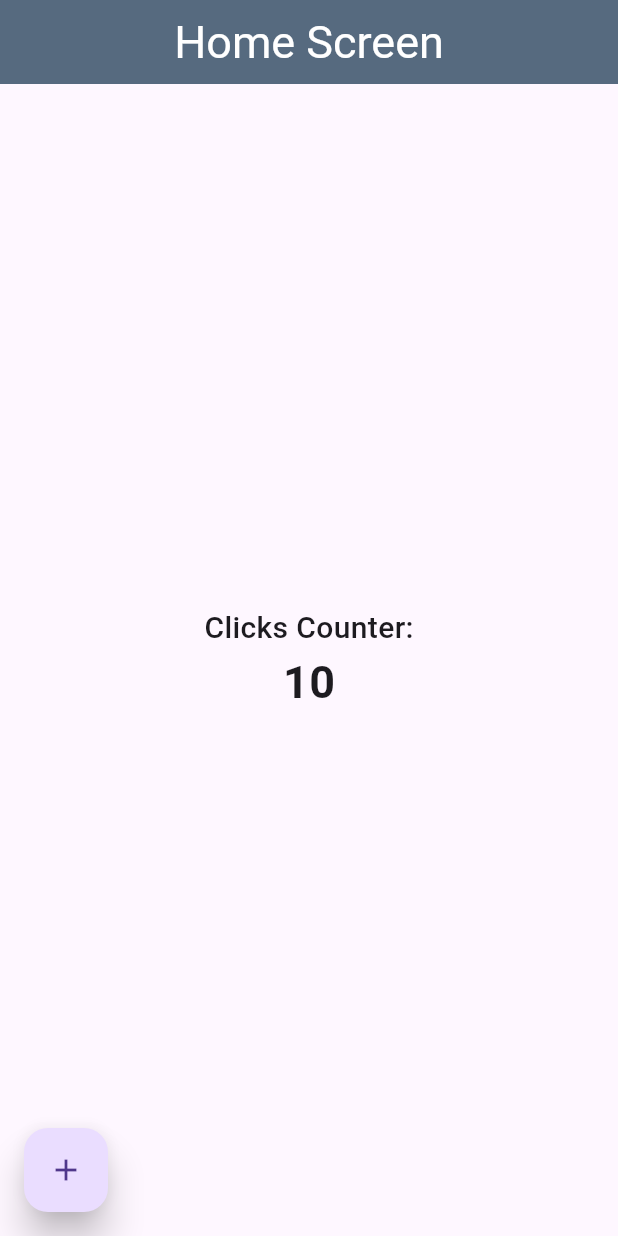
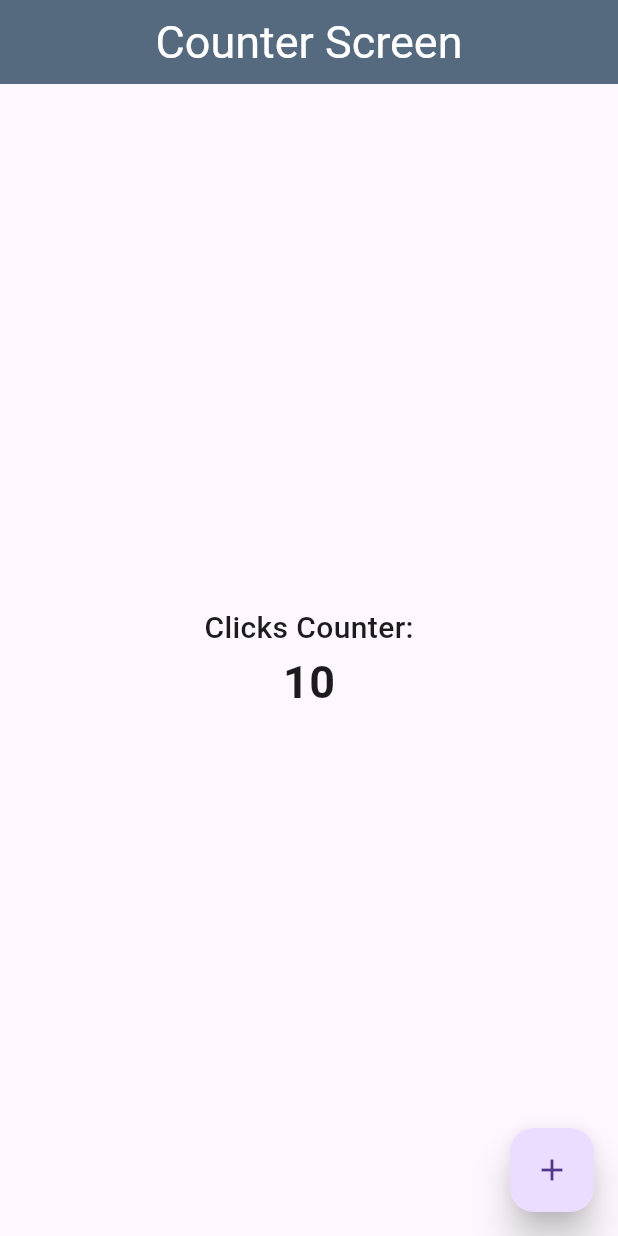
Before and after one commit to RudyCancax/First-Flutter-App, a Flutter app: the screen it shows after launch, on a phone screen of 412 x 824 dp. Run offline on Flutter 3.47's test engine with Material 3 defaults, Android fonts, the phone set to English and light mode, and no system bars.

```diff
--- a/lib/main.dart
+++ b/lib/main.dart
@@ -1,5 +1,6 @@
 import 'package:flutter/material.dart';
-import 'package:test_flutter_app/screens/home_screen.dart';
+import 'package:test_flutter_app/screens/counter_screen.dart';
+// import 'package:test_flutter_app/screens/home_screen.dart';
 
 void main() {
   runApp(const MyApp());
@@ -12,7 +13,7 @@ class MyApp extends StatelessWidget {
   Widget build(BuildContext context) {
     return const MaterialApp(
       debugShowCheckedModeBanner: false,
-      home: HomeScreen(),
+      home: CounterScreen(),
     );
   }
 }
--- /dev/null
+++ b/lib/screens/counter_screen.dart
@@ -0,0 +1,45 @@
+import 'package:flutter/material.dart';
+
+var counter = 0;
+
+class CounterScreen extends StatefulWidget {
+  const CounterScreen({super.key});
+
+  @override
+  State<CounterScreen> createState() => _CounterScreenState();
+}
+
+class _CounterScreenState extends State<CounterScreen> {
+  int counter = 10;
+  @override
+  Widget build(BuildContext context) {
+    return Scaffold(
+        appBar: AppBar(
+          title: const Center(child: Text("Counter Screen")),
+          backgroundColor: Colors.blueGrey[600],
+          titleTextStyle: const TextStyle(color: Colors.white, fontSize: 30),
+          elevation: 10.0,
+        ),
+        body: Center(
+            child: Column(
+          mainAxisAlignment: MainAxisAlignment.center,
+          children: [
+            const Text("Clicks Counter:",
+                style: TextStyle(fontSize: 20, fontWeight: FontWeight.w500)),
+            Text(
+              "$counter",
+              style: const TextStyle(fontSize: 30, fontWeight: FontWeight.w700),
+            )
+          ],
+        )),
+        floatingActionButtonLocation: FloatingActionButtonLocation.endFloat,
+        floatingActionButton: FloatingActionButton(
+          onPressed: () {
+            counter++;
+            setState(() {});
+          },
+          elevation: 10,
+          child: const Icon(Icons.add),
+        ));
+  }
+}
```
